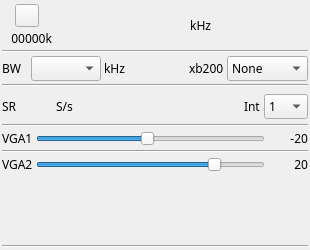
f4exb/sdrangel, file plugins/samplesink/bladerfoutput/bladerfoutputgui.ui: the form before one commit.
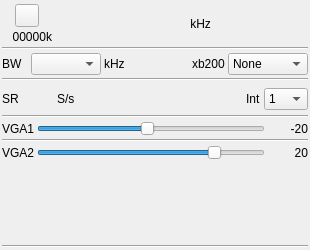
The form after the commit. Icons and pictures are not drawn. Custom widgets are drawn as their Qt base class.

Commit message: Sample sink plugins: use liberation font

The edit to the form file:
```diff
--- a/plugins/samplesink/bladerfoutput/bladerfoutputgui.ui
+++ b/plugins/samplesink/bladerfoutput/bladerfoutputgui.ui
@@ -24,7 +24,7 @@
   </property>
   <property name="font">
    <font>
-    <family>Sans Serif</family>
+    <family>Liberation Sans</family>
     <pointsize>9</pointsize>
    </font>
   </property>
@@ -127,7 +127,7 @@
        </property>
        <property name="font">
         <font>
-         <family>DejaVu Sans Mono</family>
+         <family>Liberation Mono</family>
          <pointsize>20</pointsize>
         </font>
        </property>
@@ -328,7 +328,7 @@
        </property>
        <property name="font">
         <font>
-         <family>Bitstream Vera Sans Mono</family>
+         <family>Liberation Mono</family>
          <pointsize>12</pointsize>
         </font>
        </property>
```
The commit also changes 11 other files.
